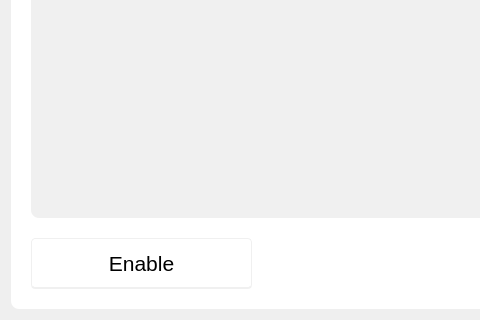
This is GenshinTianLiBattleClient/GenshinTianLiBattleClient.ui in GenshinTianLiBattle/GenshinTianLiBattleClient as Qt 5 draws it before an edit; both pictures show x 0 to 480 and y 305 to 625 of the 1103 by 625 pixel window. The edited form follows.
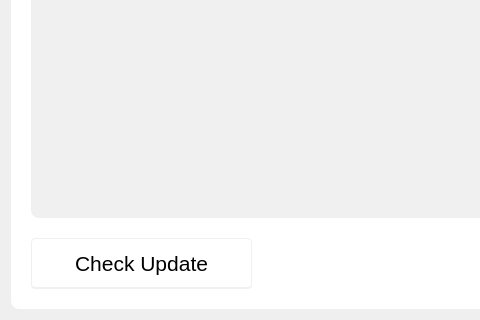
This is the edited form. Icons and pictures are not drawn.

```diff
--- a/GenshinTianLiBattleClient/GenshinTianLiBattleClient.ui
+++ b/GenshinTianLiBattleClient/GenshinTianLiBattleClient.ui
@@ -240,7 +240,7 @@
 }</string>
       </property>
       <property name="text">
-       <string>Enable</string>
+       <string>Check Update</string>
       </property>
      </widget>
      <widget class="QPushButton" name="pushButton">
```
